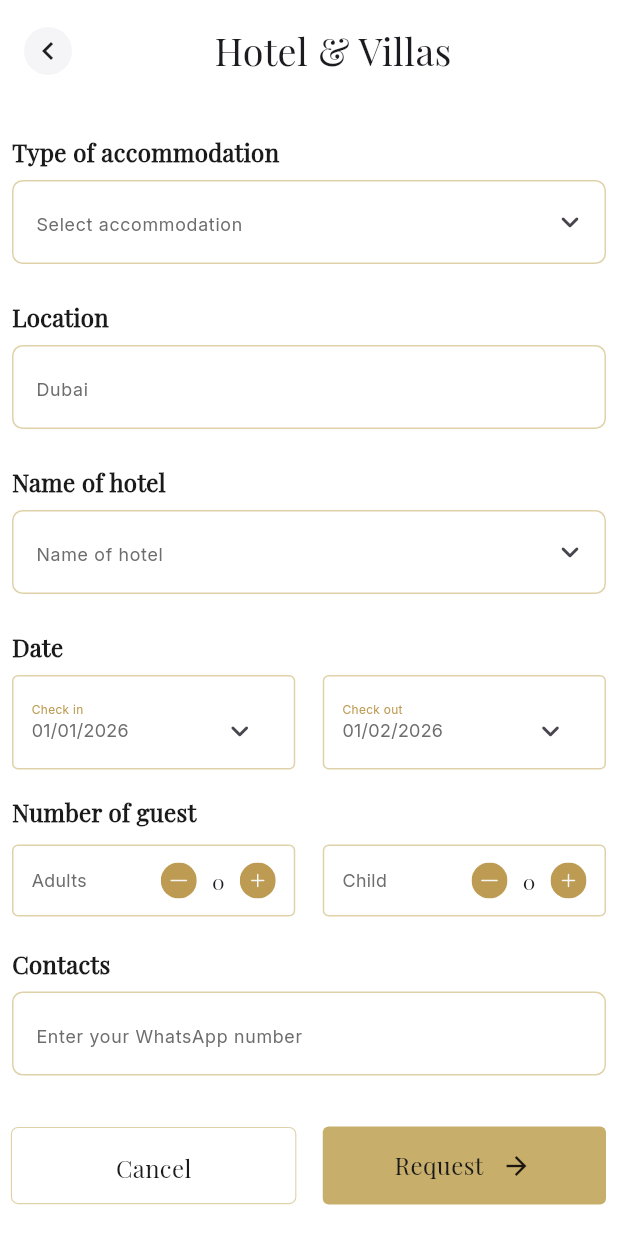
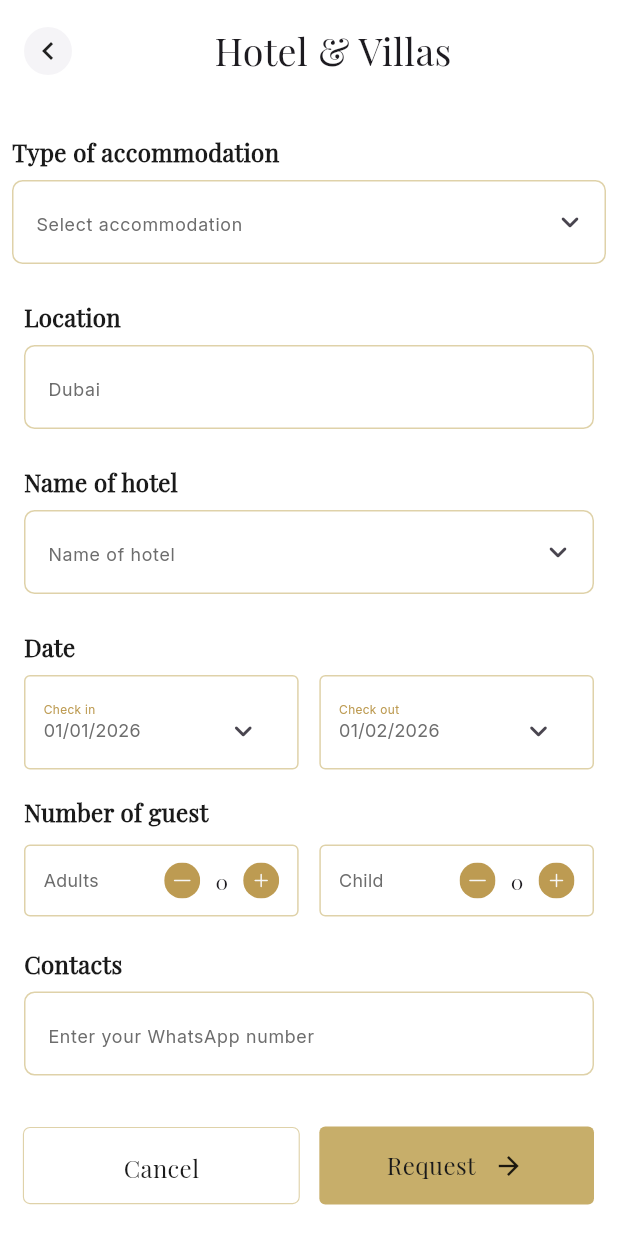
Before and after one commit to robiulsunnyemon/abyan_revised, a Flutter app: the HotelAndVillasScreen screen opened directly with empty values, on a phone screen of 412 x 824 dp. Run offline on Flutter 3.47's test engine with Material 3 defaults, Android fonts, the light colour scheme and no system bars; our stand-ins replace carousel_slider, dropdown_button2, flutter_screenutil, flutter_svg, get, image_picker and 2 more; accounts and stored records are empty.

Commit message:
update ui 3

```diff
--- a/lib/view/auth/resendOTPScreen.dart
+++ b/lib/view/auth/resendOTPScreen.dart
@@ -1,17 +1,11 @@
-import 'dart:convert';
 
 import 'package:abyansf_asfmanagment_app/api_services/resend_otp_verification_screen/resend_otp_verification.dart';
 import 'package:abyansf_asfmanagment_app/utils/style/appColor.dart';
 import 'package:abyansf_asfmanagment_app/utils/style/appStyle.dart';
-import 'package:abyansf_asfmanagment_app/utils/style/themdata.dart';
-import 'package:abyansf_asfmanagment_app/view/auth/loginScreen.dart';
 import 'package:abyansf_asfmanagment_app/view/auth/recovery_verification_screen.dart';
-import 'package:abyansf_asfmanagment_app/view/auth/signupScreen.dart';
-import 'package:abyansf_asfmanagment_app/view/auth/verificationScreen.dart';
 import 'package:flutter/material.dart';
 import 'package:flutter_screenutil/flutter_screenutil.dart';
 import 'package:get/get.dart';
-import 'package:get/get_core/src/get_main.dart';
 
 class ResendOTPScreen extends StatelessWidget {
   const ResendOTPScreen({super.key});
--- a/lib/view/screens/all_form_pages/hotel_and_villas_screeen.dart
+++ b/lib/view/screens/all_form_pages/hotel_and_villas_screeen.dart
@@ -60,7 +60,7 @@ class _HotelAndVillasScreenState extends State<HotelAndVillasScreen> {
             ),
             SliverToBoxAdapter(
               child: Padding(
-                padding: const EdgeInsets.symmetric(horizontal: 8.0),
+                padding: const EdgeInsets.symmetric(horizontal: 16),
                 child: CustomTextEditingFormField(
                   controller: locationController,
                   headingText: "Location",
@@ -70,7 +70,7 @@ class _HotelAndVillasScreenState extends State<HotelAndVillasScreen> {
             ),
             SliverToBoxAdapter(
               child: Padding(
-                padding: const EdgeInsets.symmetric(horizontal: 8.0),
+                padding: const EdgeInsets.symmetric(horizontal: 16),
                 child: CustomTextEditingFormFieldWithSuffix(
                   controller: hotelNameController,
                   onTap: () {},
@@ -81,12 +81,12 @@ class _HotelAndVillasScreenState extends State<HotelAndVillasScreen> {
             ),
             SliverToBoxAdapter(
               child: Padding(
-                padding: const EdgeInsets.symmetric(horizontal: 8.0),
+                padding: const EdgeInsets.symmetric(horizontal: 16),
                 child: Row(
                   mainAxisAlignment: MainAxisAlignment.spaceBetween,
                   children: [
                     SizedBox(
-                      width: 165.w,
+                      width: 160.w,
                       child: CustomTextFormFieldLevel(
                         onTap: () async {
                           final picked = await showDatePicker(
@@ -109,7 +109,7 @@ class _HotelAndVillasScreenState extends State<HotelAndVillasScreen> {
                       ),
                     ),
                     SizedBox(
-                      width: 165.w,
+                      width: 160.w,
                       child: CustomTextFormFieldLevel(
                         onTap: () async {
                           final picked = await showDatePicker(
@@ -138,7 +138,7 @@ class _HotelAndVillasScreenState extends State<HotelAndVillasScreen> {
             ),
             SliverToBoxAdapter(
               child: Padding(
-                padding: const EdgeInsets.symmetric(horizontal: 8.0),
+                padding: const EdgeInsets.symmetric(horizontal: 16),
                 child: Column(
                   crossAxisAlignment: CrossAxisAlignment.start,
                   children: [
@@ -155,7 +155,7 @@ class _HotelAndVillasScreenState extends State<HotelAndVillasScreen> {
                       mainAxisAlignment: MainAxisAlignment.spaceBetween,
                       children: [
                         SizedBox(
-                          width: 165.w,
+                          width: 160.w,
                           child: SelectCounterCard(
                             counterText: adultNumber.toString(),
                             hintText: "Adults",
@@ -174,7 +174,7 @@ class _HotelAndVillasScreenState extends State<HotelAndVillasScreen> {
                           ),
                         ),
                         SizedBox(
-                          width: 165.w,
+                          width: 160.w,
                           child: SelectCounterCard(
                             counterText: childrenNumber.toString(),
                             hintText: "Child",
@@ -200,7 +200,7 @@ class _HotelAndVillasScreenState extends State<HotelAndVillasScreen> {
             ),
             SliverToBoxAdapter(
               child: Padding(
-                padding: const EdgeInsets.symmetric(horizontal: 8.0),
+                padding: const EdgeInsets.symmetric(horizontal: 16),
                 child: CustomTextEditingFormField(
                   controller: contactController,
                   headingText: "Contacts",
@@ -210,12 +210,12 @@ class _HotelAndVillasScreenState extends State<HotelAndVillasScreen> {
             ),
             SliverToBoxAdapter(
               child: Padding(
-                padding: const EdgeInsets.symmetric(horizontal: 8.0,vertical: 10),
+                padding: const EdgeInsets.symmetric(horizontal:16,vertical: 10),
                 child: Row(
                   mainAxisAlignment: MainAxisAlignment.spaceBetween,
                   children: [
                     SizedBox(
-                      width: 165.w,
+                      width: 160.w,
                       child: CancelButton(
                         onTap: () {
                           Get.back();
@@ -223,7 +223,7 @@ class _HotelAndVillasScreenState extends State<HotelAndVillasScreen> {
                       ),
                     ),
                     SizedBox(
-                      width: 165.w,
+                      width: 160.w,
                       child: RequestButton(
                         onTap: () async {
                           // Validation Logic
```
Also changed, not shown: lib/view/screens/all_form_pages/jets_screen.dart (+6 -6 lines), lib/view/screens/all_form_pages/super_car_screen.dart (+6 -6 lines), lib/view/screens/all_form_pages/yacht_request_form_screen.dart (+6 -6 lines), lib/view/screens/listing_form/beach_club_form.dart (+9 -9 lines), lib/view/screens/listing_form/nightlife_form.dart (+11 -10 lines), lib/view/screens/listing_form/restaurant_form.dart (+9 -9 lines), lib/view/screens/listing_form/wellness_form.dart (+10 -10 lines).
